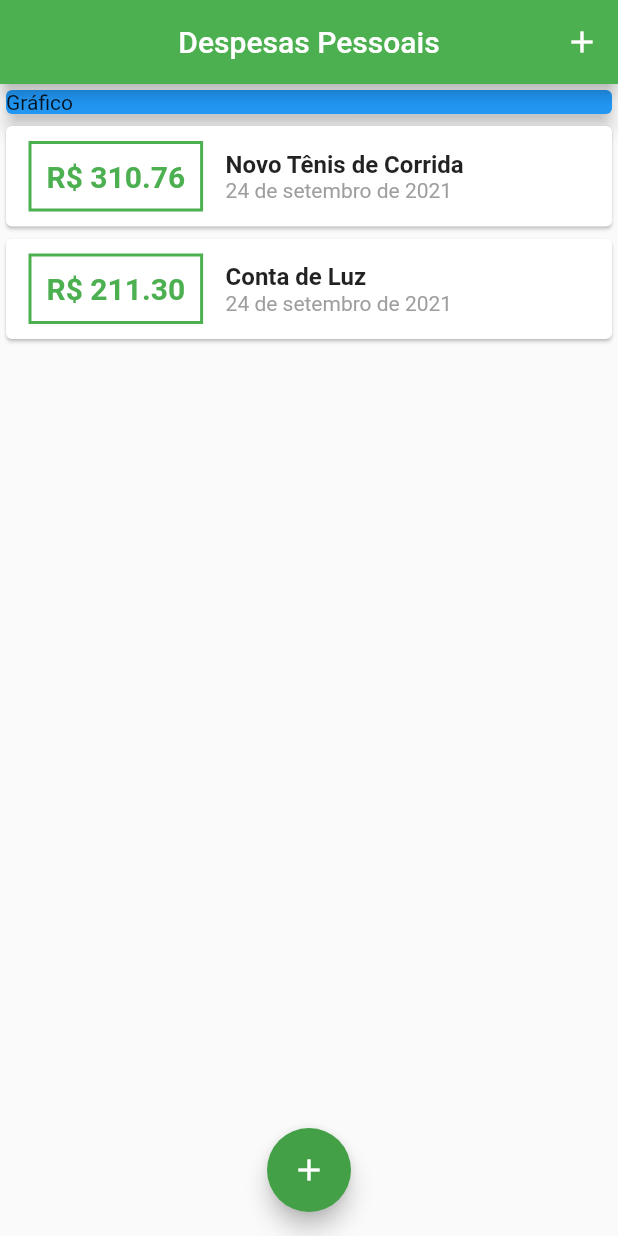
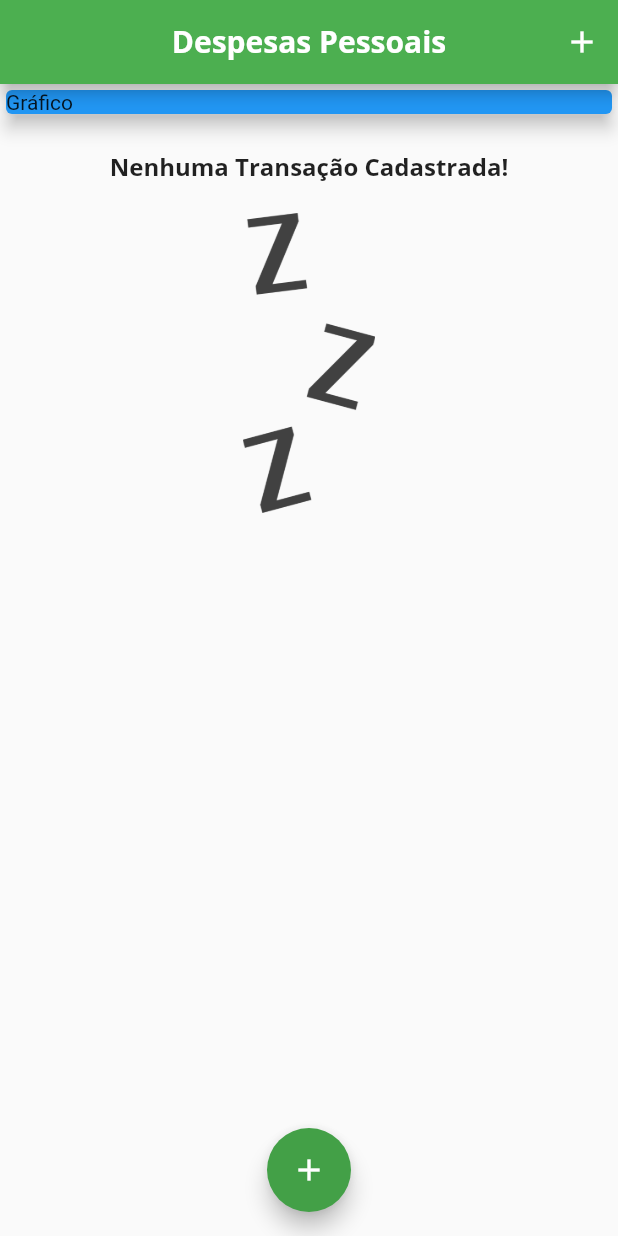
Before and after one commit to Bernardo-Junior/ExpenseApp, a Flutter app: the screen it shows after launch, on a phone screen of 412 x 824 dp. Run offline on Flutter 3.47's test engine with Material 2 defaults, Android fonts, the phone set to English and light mode, and no system bars.

Commit message:
chore: adicionando tema no app e adicionando mensagem quando não existe nenhuma transação cadastrada

```diff
--- a/lib/components/transaction_list.dart
+++ b/lib/components/transaction_list.dart
@@ -12,7 +12,29 @@ class TransactionList extends StatelessWidget {
   Widget build(BuildContext context) {
     return Container(
       height: 300,
-      child: ListView.builder(
+      child: transactions.isEmpty
+          ? Column(
+              children: [
+                const SizedBox(
+                  height: 20,
+                ),
+                Text(
+                  'Nenhuma Transação Cadastrada!',
+                  style: Theme.of(context).textTheme.bodyText1,
+                ),
+                const SizedBox(
+                  height: 20,
+                ),
+                Container(
+                  height: 200,
+                  child: Image.asset(
+                    'assets/images/waiting.png',
+                    fit: BoxFit.cover,
+                  ),
+                )
+              ],
+            )
+          : ListView.builder(
               itemCount: transactions.length,
               itemBuilder: (ctx, index) {
                 final tr = transactions[index];
@@ -45,10 +67,11 @@ class TransactionList extends StatelessWidget {
                         children: [
                           Text(
                             tr.title,
-                      style: const TextStyle(
-                        fontSize: 16,
-                        fontWeight: FontWeight.bold,
-                      ),
+                            style: Theme.of(context).textTheme.bodyText1,
+                            // style: const TextStyle(
+                            //   fontSize: 16,
+                            //   fontWeight: FontWeight.bold,
+                            // ),
                           ),
                           Text(
                             DateFormat(
--- a/lib/main.dart
+++ b/lib/main.dart
@@ -15,12 +15,29 @@ class ExpenseApp extends StatelessWidget {
       theme: ThemeData(
         primarySwatch: Colors.green,
         accentColor: Colors.green[600],
+        fontFamily: 'Quicksand',
+        textTheme: ThemeData.light().textTheme.copyWith(
+              bodyText1: const TextStyle(
+                fontFamily: 'OpenSans',
+                fontSize: 16,
+                fontWeight: FontWeight.w700,
+              ),
+            ),
+        appBarTheme: const AppBarTheme(
+          titleTextStyle: TextStyle(
+            fontFamily: 'OpenSans',
+            fontSize: 20,
+            fontWeight: FontWeight.w700,
+          ),
+        ),
       ),
-      localizationsDelegates: [
+      localizationsDelegates: const [
         GlobalMaterialLocalizations.delegate,
-        GlobalWidgetsLocalizations.delegate
+        GlobalWidgetsLocalizations.delegate,
       ],
-      supportedLocales: [const Locale('pt', 'BR')],
+      supportedLocales: const [
+        Locale('pt', 'BR'),
+      ],
       home: MyHomePage(),
     );
   }
@@ -32,19 +49,19 @@ class MyHomePage extends StatefulWidget {
 }
 
 class _MyHomePageState extends State<MyHomePage> {
-  final _transactions = [
-    Transaction(
-      id: 't1',
-      title: 'Novo Tênis de Corrida',
-      value: 310.76,
-      date: DateTime.now(),
-    ),
-    Transaction(
-      id: 't2',
-      title: 'Conta de Luz',
-      value: 211.30,
-      date: DateTime.now(),
-    ),
+  final List<Transaction> _transactions = [
+    // Transaction(
+    //   id: 't1',
+    //   title: 'Novo Tênis de Corrida',
+    //   value: 310.76,
+    //   date: DateTime.now(),
+    // ),
+    // Transaction(
+    //   id: 't2',
+    //   title: 'Conta de Luz',
+    //   value: 211.30,
+    //   date: DateTime.now(),
+    // ),
   ];
 
   void _addTransaction(String title, double value) {
@@ -75,11 +92,14 @@ class _MyHomePageState extends State<MyHomePage> {
   Widget build(BuildContext context) {
     return Scaffold(
       appBar: AppBar(
-        title: const Text('Despesas Pessoais'),
+        title: const Text(
+          'Despesas Pessoais',
+          // style: TextStyle(fontFamily: 'OpenSans-Bold'),
+        ),
         centerTitle: true,
         actions: [
           IconButton(
-            icon: Icon(Icons.add),
+            icon: const Icon(Icons.add),
             onPressed: () => _openTransactionFormModal(context),
           )
         ],
@@ -101,7 +121,7 @@ class _MyHomePageState extends State<MyHomePage> {
         ),
       ),
       floatingActionButton: FloatingActionButton(
-        child: Icon(Icons.add),
+        child: const Icon(Icons.add),
         onPressed: () => _openTransactionFormModal(context),
       ),
       floatingActionButtonLocation: FloatingActionButtonLocation.centerFloat,
```
Also changed, not shown: pubspec.yaml (+14 -9 lines), assets/fonts/OpenSans-Bold.ttf (added), assets/fonts/OpenSans-Regular.ttf (added), assets/fonts/Quicksand-Bold.ttf (added), assets/fonts/Quicksand-Light.ttf (added), assets/fonts/Quicksand-Medium.ttf (added), assets/fonts/Quicksand-Regular.ttf (added), assets/images/waiting.png (added). Lines whose indentation alone changed are shown as unchanged.
